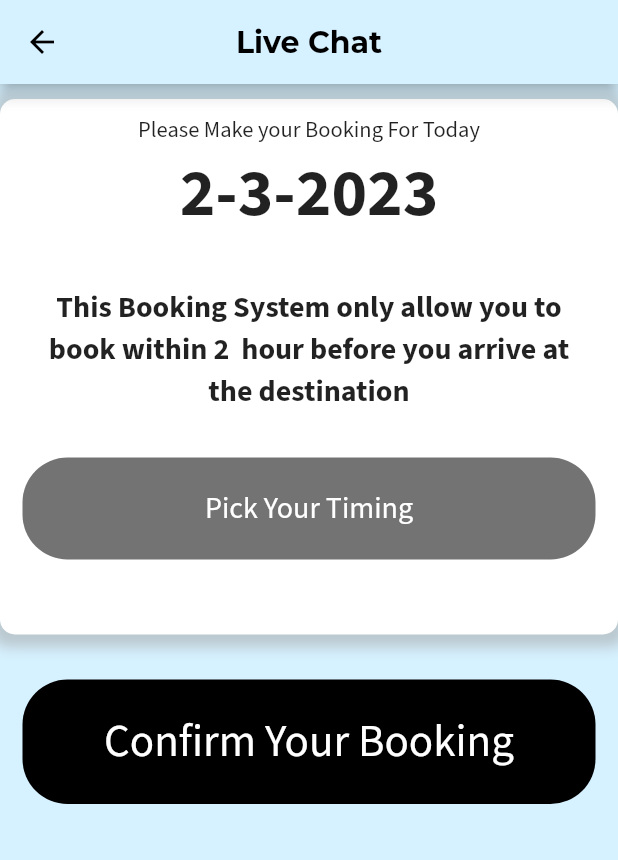
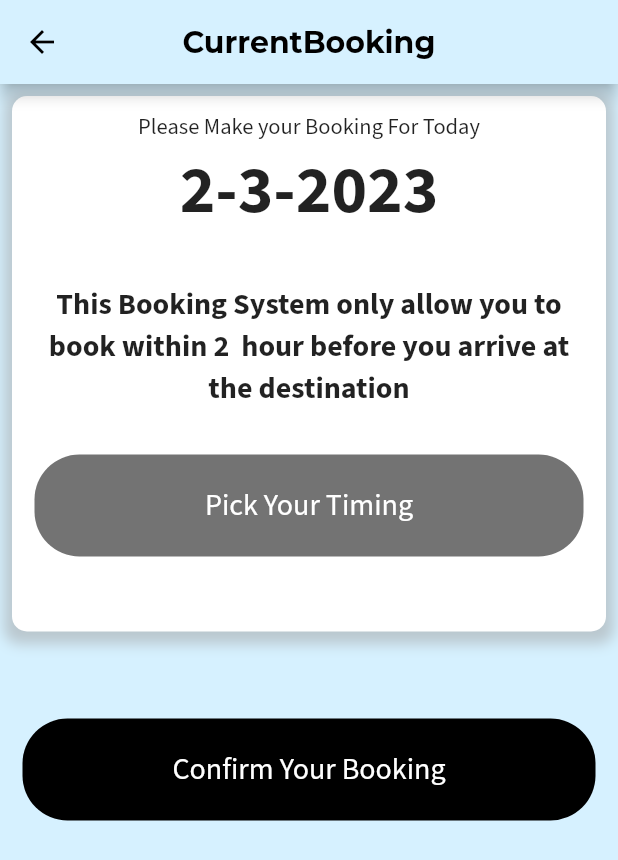
Before and after one commit to iloveangpao/2006_CarparkApp, a Flutter app: the BookingPage screen opened directly, on a phone screen of 412 x 824 dp. Shown: the top 860 px of the screen. Run offline on Flutter 3.47's test engine with Material 2 defaults, Android fonts, the phone set to English and light mode, and no system bars; our stand-ins replace geolocator, google_fonts, google_maps_flutter; missing offline and left inert: flutter_polyline_points, geolocator_platform_interface.

Commit message:
Design Ammended

```diff
--- a/lib/pages/booking_page.dart
+++ b/lib/pages/booking_page.dart
@@ -21,15 +21,15 @@ class _BookingPageState extends State<BookingPage> {
     String dateStr = "${today.day}-${today.month}-${today.year}";
     return Scaffold(
         backgroundColor: Theme.of(context).primaryColor,
-        appBar: AppBar(title: Text("Live Chat"),leading: BackButton()),
+        appBar: AppBar(title: Text("CurrentBooking"),leading: BackButton()),
         body: SafeArea(
           child: Center(
             child: Column(
               children: [
-                SizedBox(
-                  height: 10,
-                ),
-                Container(
+
+                Padding(
+                  padding: const EdgeInsets.all(8.0),
+                  child: Container(
                     decoration: BoxDecoration(
                     color: Colors.white,
                     borderRadius: BorderRadius.only(
@@ -94,7 +94,8 @@ class _BookingPageState extends State<BookingPage> {
                       ],
                     ),
                   ),
-                SizedBox(height:30),
+                ),
+                SizedBox(height:50),
                 GestureDetector(
                   child: Container(
                       padding: const EdgeInsets.all(20),
@@ -106,7 +107,7 @@ class _BookingPageState extends State<BookingPage> {
                       child: Center(child: Text(
                         "Confirm Your Booking",
                         style: TextStyle(color: Colors.white,
-                            fontSize: 30),))
+                            fontSize: 20),))
                   ),
                 ),
               ],
--- a/lib/pages/home_page.dart
+++ b/lib/pages/home_page.dart
@@ -1,3 +1,4 @@
+import 'package:carparkapp/pages/currentBooking.dart';
 import 'package:flutter/material.dart';
 import './booking_page.dart';
 import './chatPage.dart';
@@ -16,7 +17,7 @@ class HomePage extends StatefulWidget {
 class _HomePageState extends State<HomePage> {
   final List<Widget> _pages = [
     SearchPage(),
-    BookingPage(),
+    currentBookingPage(),
     MapPage(),
     FavPage(),
     ChatPage(),
--- a/lib/pages/map_page.dart
+++ b/lib/pages/map_page.dart
@@ -5,6 +5,7 @@ import 'package:geolocator/geolocator.dart';
 import 'package:google_maps_flutter/google_maps_flutter.dart';
 import 'package:geolocator_platform_interface/src/enums/location_permission.dart';
 import 'package:flutter_polyline_points/flutter_polyline_points.dart';
+import 'currentBooking.dart';
 import './booking_page.dart';
 import './chatPage.dart';
 import './favPage.dart';
@@ -53,7 +54,7 @@ class MapPage extends StatefulWidget {
 
 class MapPageState extends State<MapPage> {
   int _selectedIndex = 0;
-  final screens = [SearchPage(), BookingPage(), FavPage(), ChatPage()];
+  final screens = [SearchPage(), currentBookingPage(), FavPage(), ChatPage()];
 
   void _onItemTapped(int index) {
     setState(() {
```
Lines whose indentation alone changed are shown as unchanged.
